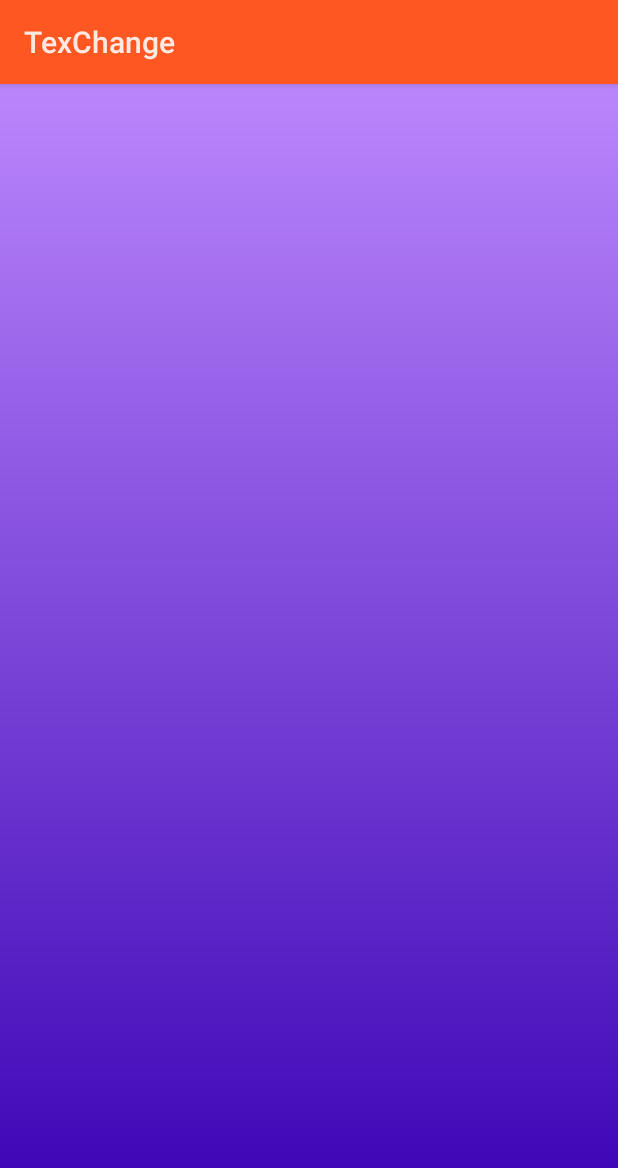
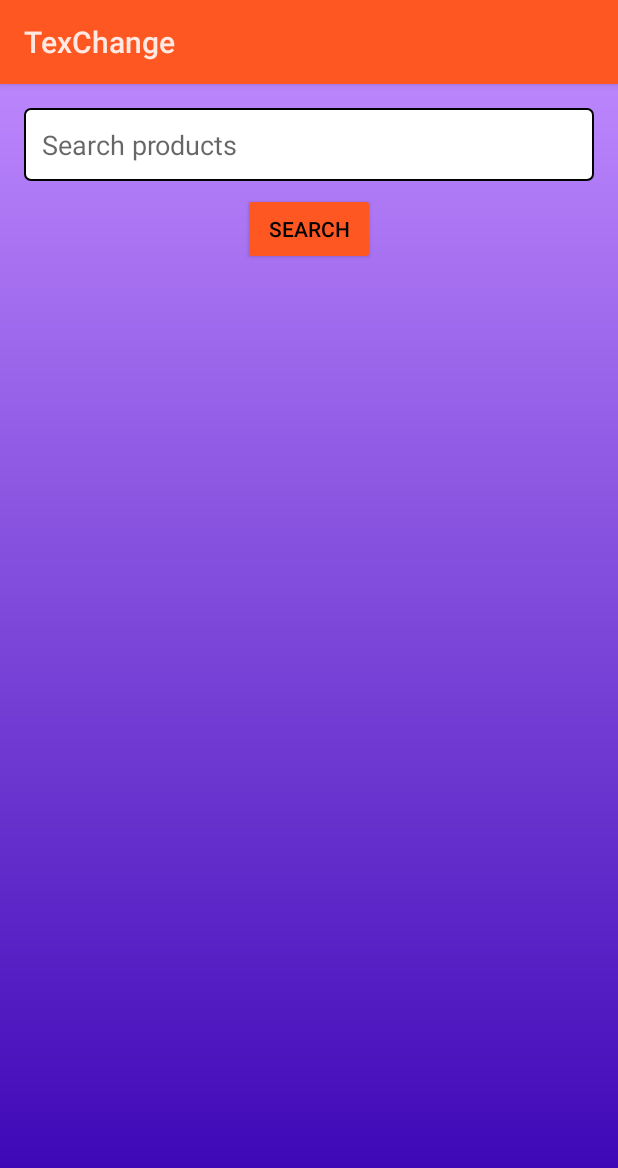
Before and after one commit to khantact/TexChangeApp, an Android app built with Jetpack Compose: the layout home_page.xml on its own in the app's theme, with its tools: preview values and no code run, on a phone screen of 412 x 824 dp. Shown: the top 1168 px of the screen. Run offline under Robolectric (Android 15) with nearby library versions, the light colour scheme and no system bars.

Commit message:
searchbar

```diff
--- /dev/null
+++ b/app/src/main/res/drawable/edittext_background.xml
@@ -0,0 +1,6 @@
+<?xml version="1.0" encoding="utf-8"?>
+<shape xmlns:android="http://schemas.android.com/apk/res/android">
+    <solid android:color="#FFFFFF"/> <!-- Change the color as needed -->
+    <corners android:radius="4dp"/> <!-- Rounded corners -->
+    <stroke android:width="1dp" android:color="#000000"/> <!-- Border if needed -->
+</shape>
--- a/app/src/main/res/layout/home_page.xml
+++ b/app/src/main/res/layout/home_page.xml
@@ -6,8 +6,43 @@
     android:background="@drawable/log_in_background"
     tools:context=".HomeActivity">
 
+    <EditText
+        android:id="@+id/search_input"
+        android:layout_width="match_parent"
+        android:layout_height="wrap_content"
+        android:layout_marginTop="16dp"
+        android:layout_marginStart="16dp"
+        android:layout_marginEnd="16dp"
+        android:hint="Search products"
+        android:inputType="text"
+        android:drawablePadding="10dp"
+        android:padding="12dp"
+        android:background="@drawable/edittext_background"/>
+
+    <Button
+        android:id="@+id/search_button"
+        android:layout_width="wrap_content"
+        android:layout_height="wrap_content"
+        android:layout_below="@id/search_input"
+        android:layout_centerHorizontal="true"
+        android:layout_marginTop="8dp"
+        android:text="Search"/>
+
+    <TextView
+        android:id="@+id/search_results"
+        android:layout_width="wrap_content"
+        android:layout_height="wrap_content"
+        android:layout_below="@id/search_button"
+        android:layout_centerHorizontal="true"
+        android:layout_marginTop="8dp"
+        android:textColor="#FF0000"
+        android:textSize="16sp"/>
+
     <androidx.recyclerview.widget.RecyclerView
         android:id="@+id/recycle"
-        android:layout_width="wrap_content"
-        android:layout_height="wrap_content"/>
+        android:layout_width="match_parent"
+        android:layout_height="wrap_content"
+        android:layout_below="@id/search_results"
+        android:layout_marginTop="16dp"/>
+
 </RelativeLayout>
```
Also changed, not shown: app/src/main/AndroidManifest.xml (+25 -32 lines), app/src/main/java/com/example/texchange/HomeActivity.kt (+16 -0 lines), app/src/main/res/layout/activity_search.xml (added, +12 -0 lines).
